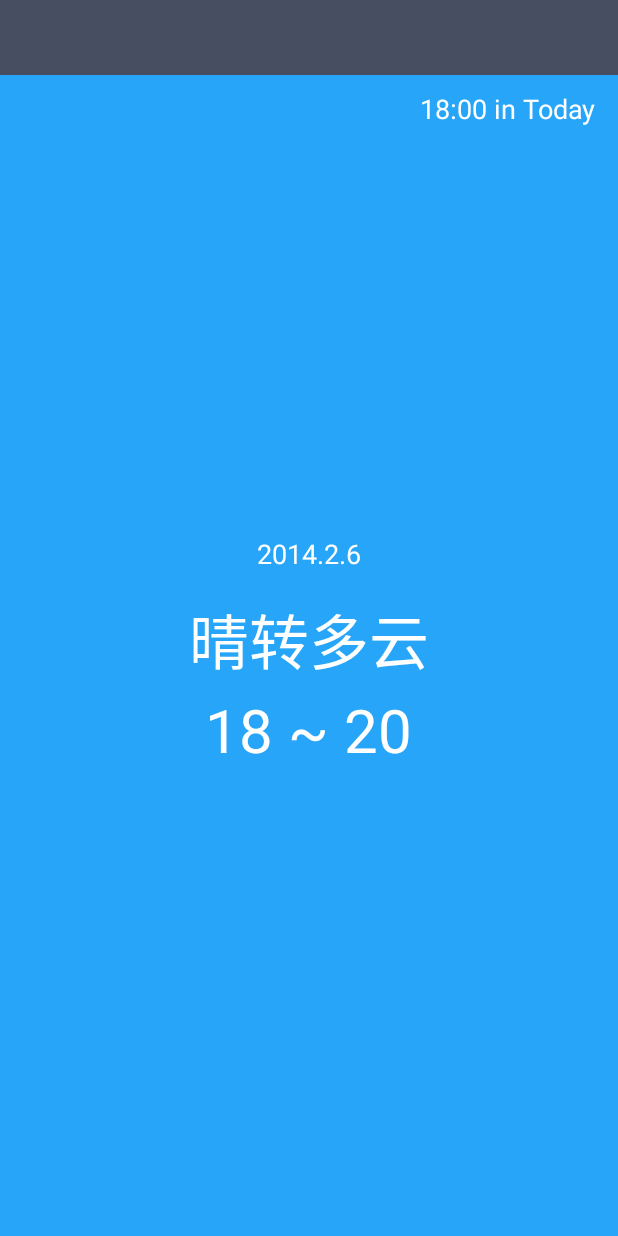
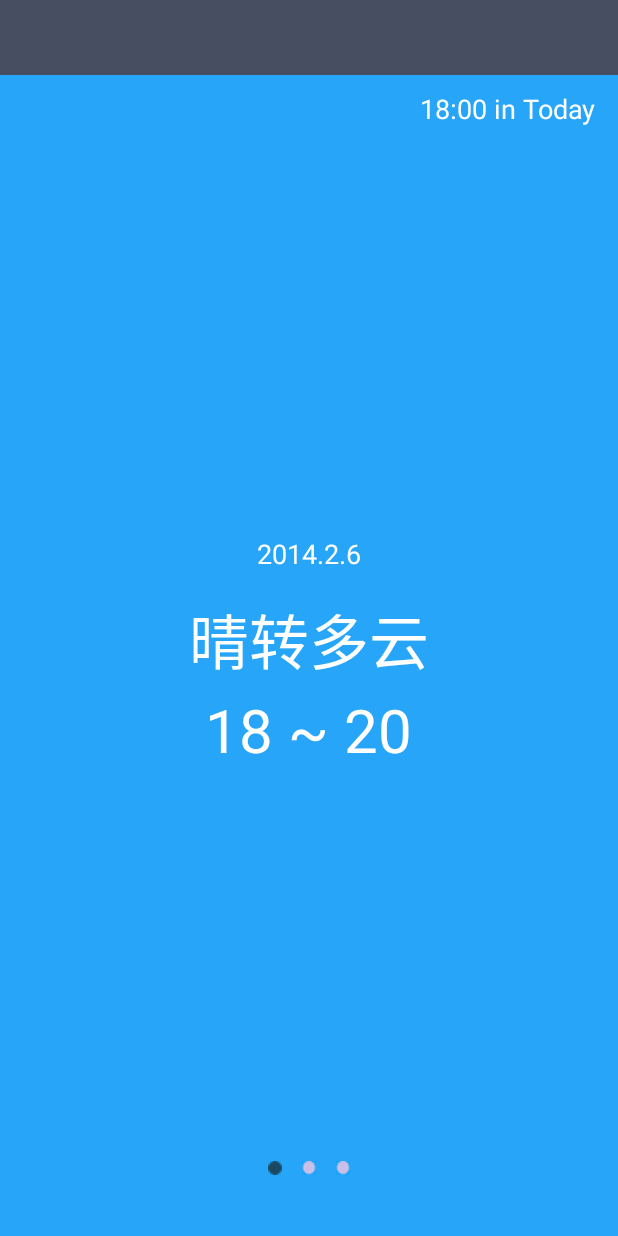
Before and after one commit to k525245669/coolweather, an Android app: the WeatherActivity screen opened directly, with no data from a screen before it, on a phone screen of 412 x 824 dp. Run offline under Robolectric (Android 15) with nearby library versions, the phone set to English and light mode, and no system bars; network calls fail.

Commit message:
完成小圆点的显示效果

```diff
--- a/app/src/main/java/com/zhukun/coolweather/activity/WeatherActivity.java
+++ b/app/src/main/java/com/zhukun/coolweather/activity/WeatherActivity.java
@@ -11,6 +11,7 @@ import android.view.LayoutInflater;
 import android.view.View;
 import android.view.ViewGroup;
 import android.view.Window;
+import android.widget.ImageView;
 import android.widget.LinearLayout;
 import android.widget.TextView;
 
@@ -21,7 +22,6 @@ import com.zhukun.coolweather.util.KeyGenerate;
 import com.zhukun.coolweather.util.Utility;
 
 import java.text.SimpleDateFormat;
-import java.util.AbstractMap;
 import java.util.ArrayList;
 import java.util.Date;
 import java.util.List;
@@ -48,6 +48,9 @@ public class WeatherActivity extends Activity implements View.OnClickListener {
     private View view2;
     private View view3;
     private String countyName;
+    private ImageView imageView;
+    private ImageView[] imageArry;
+    private ViewGroup dotlist;
     @Override
     protected void onCreate(Bundle savedInstanceState) {
         super.onCreate(savedInstanceState);
@@ -57,12 +60,31 @@ public class WeatherActivity extends Activity implements View.OnClickListener {
         TimeZone.setDefault(time);
         CityText = (TextView) findViewById(R.id.City_name);
         pager = (ViewPager) findViewById(R.id.viewpager);
+        dotlist = (ViewGroup) findViewById(R.id.dotlist);
         view1 = LayoutInflater.from(this).inflate(R.layout.weather_layout, null);
         view2 = LayoutInflater.from(this).inflate(R.layout.weather_layout, null);
         view3 = LayoutInflater.from(this).inflate(R.layout.weather_layout, null);
         viewContainer.add(view1);
         viewContainer.add(view2);
         viewContainer.add(view3);
+        imageArry = new ImageView[viewContainer.size()];
+        //生成每个点
+        for(int i=0;i<viewContainer.size();i++){
+            imageView = new ImageView(WeatherActivity.this);
+            imageView.setLayoutParams(new LinearLayout.LayoutParams(30, 30));
+            LinearLayout.LayoutParams lp = new LinearLayout.LayoutParams(new ViewGroup.LayoutParams(
+                    ViewGroup.LayoutParams.WRAP_CONTENT, ViewGroup.LayoutParams.WRAP_CONTENT
+            ));
+            lp.leftMargin = 10;
+            lp.rightMargin = 10;
+            imageArry[i] = imageView;
+            if(i==0){
+                imageView.setBackgroundResource(R.drawable.page_indicator_focused);
+            }else{
+                imageView.setBackgroundResource(R.drawable.page_indicator_unfocused);
+            }
+            dotlist.addView(imageView,lp);
+        }
 
         pager.setAdapter(new PagerAdapter() {
             @Override
@@ -103,14 +125,17 @@ public class WeatherActivity extends Activity implements View.OnClickListener {
                     case 0:
                         bindViews(view1);
                         showWeather(TODAY);
+                        reFreshdot(i);
                         break;
                     case 1:
                         bindViews(view2);
                         showWeather(TOMORROW);
+                        reFreshdot(i);
                         break;
                     case 2:
                         bindViews(view3);
                         showWeather(DAY_AFTER_TOMORROW);
+                        reFreshdot(i);
                         break;
                 }
 
@@ -133,6 +158,16 @@ public class WeatherActivity extends Activity implements View.OnClickListener {
             queryWeatherFromServer(areaId, TODAY);
         }
 
+    }
+
+    private void reFreshdot(int i) {
+        for(int j=0;j<imageArry.length;j++){
+            if(j==i){
+                imageArry[j].setBackgroundResource(R.drawable.page_indicator_focused);
+            }else{
+                imageArry[j].setBackgroundResource(R.drawable.page_indicator_unfocused);
+            }
+        }
     }
 
     private void bindViews(View view1) {
--- a/app/src/main/res/layout/viewpager.xml
+++ b/app/src/main/res/layout/viewpager.xml
@@ -1,6 +1,7 @@
 <?xml version="1.0" encoding="utf-8"?>
-<LinearLayout xmlns:android="http://schemas.android.com/apk/res/android"
-    android:orientation="vertical" android:layout_width="match_parent"
+<RelativeLayout xmlns:android="http://schemas.android.com/apk/res/android"
+    android:orientation="vertical"
+    android:layout_width="match_parent"
     android:layout_height="match_parent">
     <RelativeLayout
         android:layout_width="match_parent"
@@ -15,10 +16,24 @@
             android:textColor="#fff"
             android:textSize="24sp"/>
     </RelativeLayout>
+
     <android.support.v4.view.ViewPager
+        android:layout_marginTop="50dp"
         android:id="@+id/viewpager"
         android:layout_width="match_parent"
-        android:layout_height="match_parent">
+        android:layout_height="wrap_content"
+        >
     </android.support.v4.view.ViewPager>
 
-</LinearLayout>
+    <LinearLayout
+        android:id="@+id/dotlist"
+        android:layout_width="match_parent"
+        android:layout_height="20dp"
+        android:gravity="center_horizontal"
+        android:orientation="horizontal"
+        android:layout_alignParentBottom="true"
+        android:layout_marginBottom="30dp"
+        >
+    </LinearLayout>
+
+</RelativeLayout>
```
Also changed, not shown: app/src/main/res/drawable/page_indicator_focused.png (added), app/src/main/res/drawable/page_indicator_unfocused.png (added).
